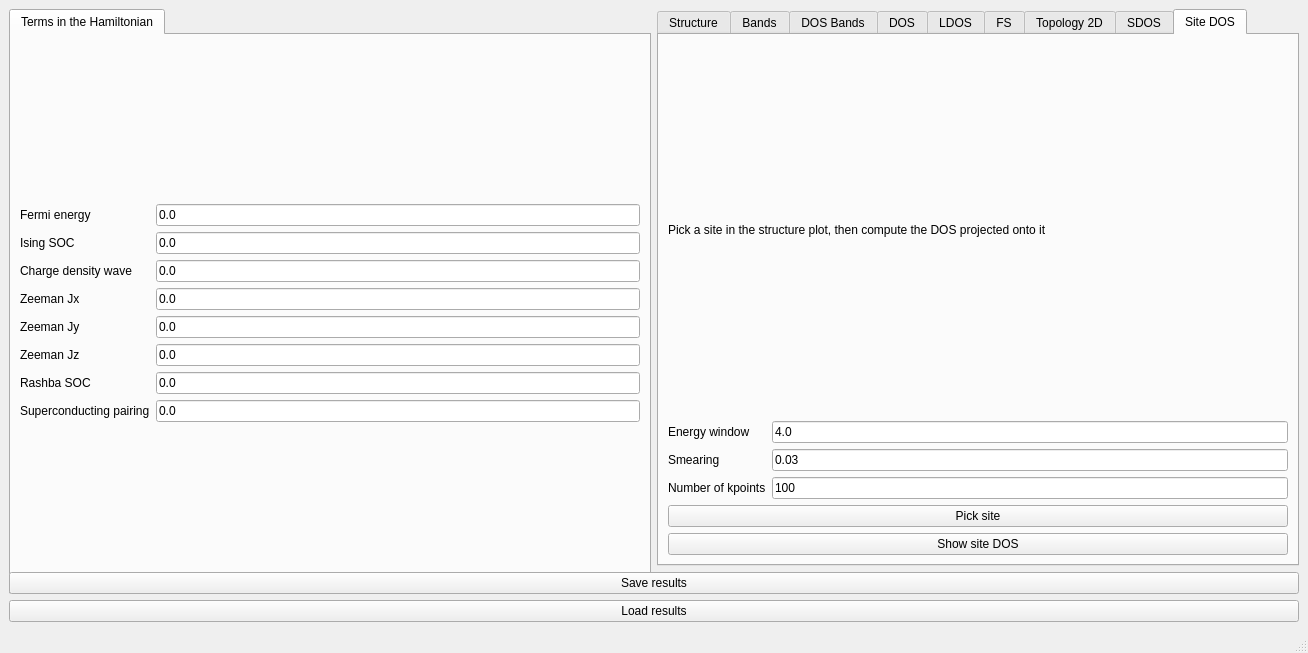
Qt form interface-pyqt/tmdc/interface.ui (joselado/quantum-lattice) before a commit.
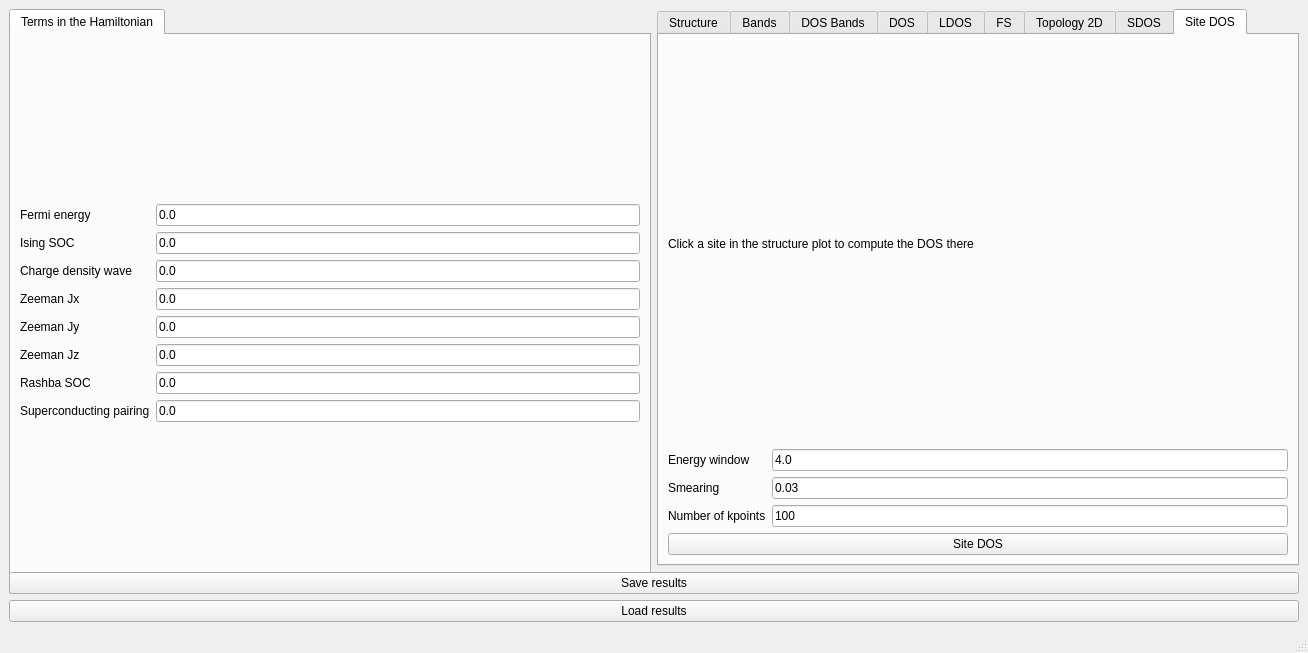
The same form after that commit. The open tabs and pages were chosen to show the change. Custom widgets are drawn as their Qt base class.

Commit message: Make Site DOS a single interactive view instead of two separate steps

```diff
--- a/interface-pyqt/tmdc/interface.ui
+++ b/interface-pyqt/tmdc/interface.ui
@@ -799,7 +799,7 @@
         <item>
          <widget class="BodyLabel" name="label_site_dos_info">
           <property name="text">
-           <string>Pick a site in the structure plot, then compute the DOS projected onto it</string>
+           <string>Click a site in the structure plot to compute the DOS there</string>
           </property>
           <property name="wordWrap">
            <bool>true</bool>
@@ -852,20 +852,10 @@
           </item>
          </layout>
         </item>
-        <item>
-         <widget class="PushButton" name="select_site_dos">
-          <property name="toolTip">
-           <string>Click a site in the structure plot to select it</string>
-          </property>
-          <property name="text">
-           <string>Pick site</string>
-          </property>
-         </widget>
-        </item>
         <item>
          <widget class="PushButton" name="show_site_dos">
           <property name="text">
-           <string>Show site DOS</string>
+           <string>Site DOS</string>
           </property>
          </widget>
         </item>
```
The commit also changes 30 other files.
